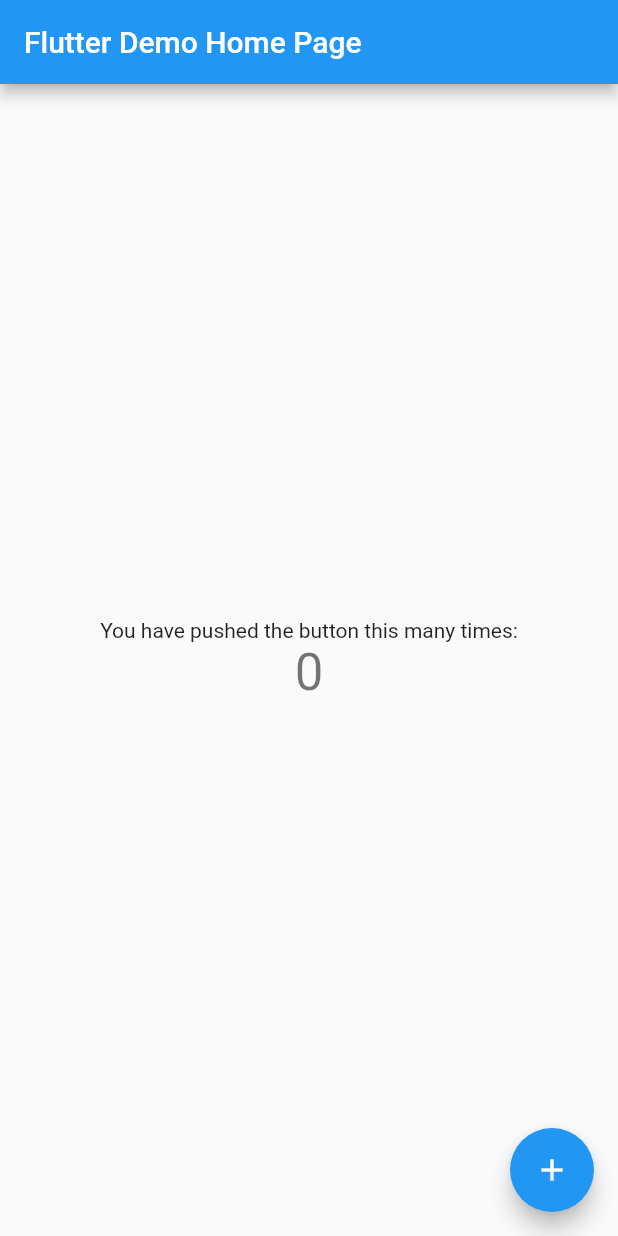
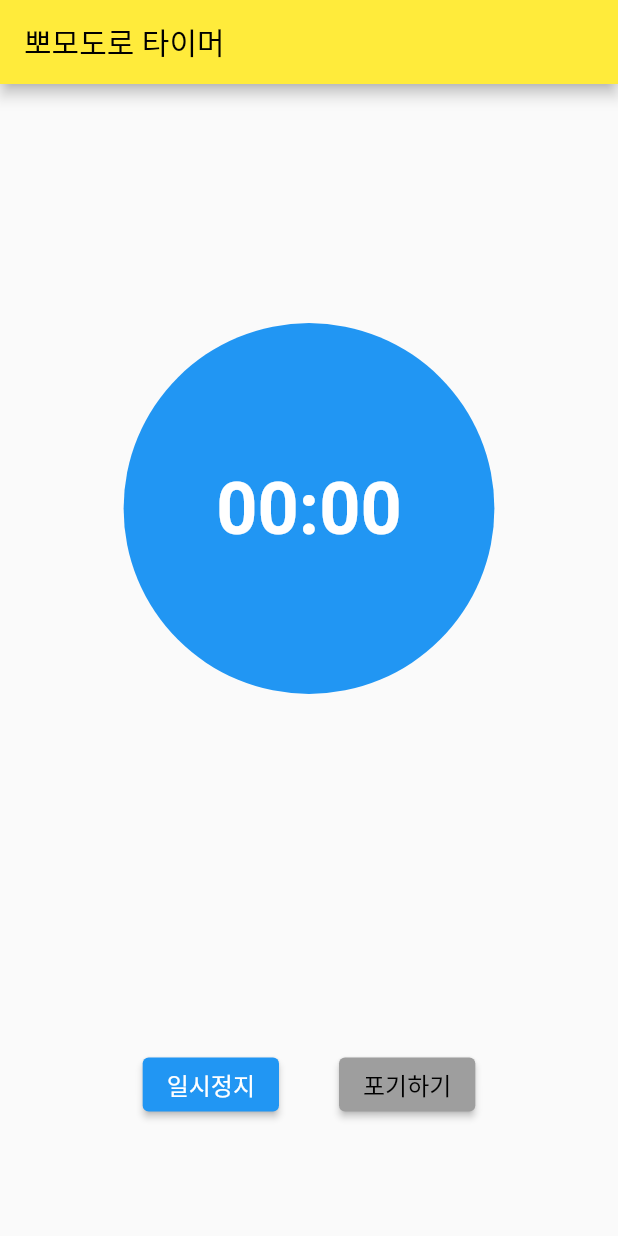
Before and after one commit to imiswest/Flutter_timer, a Flutter app: the screen it shows after launch, on a phone screen of 412 x 824 dp. Run offline on Flutter 3.47's test engine with Material 2 defaults, Android fonts, the phone set to English and light mode, and no system bars.

Commit message:
~p.196 UI 작성 완료

```diff
--- a/lib/main.dart
+++ b/lib/main.dart
@@ -1,115 +1,20 @@
 import 'package:flutter/material.dart';
+import 'package:flutter_timer/screens/timer_screen.dart';
 
 void main() {
-  runApp(const MyApp());
+  runApp(MyApp());
 }
 
 class MyApp extends StatelessWidget {
-  const MyApp({super.key});
 
-  // This widget is the root of your application.
   @override
   Widget build(BuildContext context) {
     return MaterialApp(
       title: 'Flutter Demo',
       theme: ThemeData(
-        // This is the theme of your application.
-        //
-        // Try running your application with "flutter run". You'll see the
-        // application has a blue toolbar. Then, without quitting the app, try
-        // changing the primarySwatch below to Colors.green and then invoke
-        // "hot reload" (press "r" in the console where you ran "flutter run",
-        // or simply save your changes to "hot reload" in a Flutter IDE).
-        // Notice that the counter didn't reset back to zero; the application
-        // is not restarted.
-        primarySwatch: Colors.blue,
+        primarySwatch: Colors.yellow,
       ),
-      home: const MyHomePage(title: 'Flutter Demo Home Page'),
+      home: TimerScreen(),
     );
   }
 }
-
-class MyHomePage extends StatefulWidget {
-  const MyHomePage({super.key, required this.title});
-
-  // This widget is the home page of your application. It is stateful, meaning
-  // that it has a State object (defined below) that contains fields that affect
-  // how it looks.
-
-  // This class is the configuration for the state. It holds the values (in this
-  // case the title) provided by the parent (in this case the App widget) and
-  // used by the build method of the State. Fields in a Widget subclass are
-  // always marked "final".
-
-  final String title;
-
-  @override
-  State<MyHomePage> createState() => _MyHomePageState();
-}
-
-class _MyHomePageState extends State<MyHomePage> {
-  int _counter = 0;
-
-  void _incrementCounter() {
-    setState(() {
-      // This call to setState tells the Flutter framework that something has
-      // changed in this State, which causes it to rerun the build method below
-      // so that the display can reflect the updated values. If we changed
-      // _counter without calling setState(), then the build method would not be
-      // called again, and so nothing would appear to happen.
-      _counter++;
-    });
-  }
-
-  @override
-  Widget build(BuildContext context) {
-    // This method is rerun every time setState is called, for instance as done
-    // by the _incrementCounter method above.
-    //
-    // The Flutter framework has been optimized to make rerunning build methods
-    // fast, so that you can just rebuild anything that needs updating rather
-    // than having to individually change instances of widgets.
-    return Scaffold(
-      appBar: AppBar(
-        // Here we take the value from the MyHomePage object that was created by
-        // the App.build method, and use it to set our appbar title.
-        title: Text(widget.title),
-      ),
-      body: Center(
-        // Center is a layout widget. It takes a single child and positions it
-        // in the middle of the parent.
-        child: Column(
-          // Column is also a layout widget. It takes a list of children and
-          // arranges them vertically. By default, it sizes itself to fit its
-          // children horizontally, and tries to be as tall as its parent.
-          //
-          // Invoke "debug painting" (press "p" in the console, choose the
-          // "Toggle Debug Paint" action from the Flutter Inspector in Android
-          // Studio, or the "Toggle Debug Paint" command in Visual Studio Code)
-          // to see the wireframe for each widget.
-          //
-          // Column has various properties to control how it sizes itself and
-          // how it positions its children. Here we use mainAxisAlignment to
-          // center the children vertically; the main axis here is the vertical
-          // axis because Columns are vertical (the cross axis would be
-          // horizontal).
-          mainAxisAlignment: MainAxisAlignment.center,
-          children: <Widget>[
-            const Text(
-              'You have pushed the button this many times:',
-            ),
-            Text(
-              '$_counter',
-              style: Theme.of(context).textTheme.headline4,
-            ),
-          ],
-        ),
-      ),
-      floatingActionButton: FloatingActionButton(
-        onPressed: _incrementCounter,
-        tooltip: 'Increment',
-        child: const Icon(Icons.add),
-      ), // This trailing comma makes auto-formatting nicer for build methods.
-    );
-  }
-}
--- /dev/null
+++ b/lib/screens/timer_screen.dart
@@ -0,0 +1,84 @@
+import 'package:flutter/material.dart';
+
+class TimerScreen extends StatefulWidget {
+  @override
+  _TimerScreenState createState() => _TimerScreenState();
+}
+
+/// <삼항연산자>  조건 ? 참일때 실행할 문장 : 거짓일때 실행할 문장
+
+class _TimerScreenState extends State<TimerScreen> {
+  @override
+  Widget build(BuildContext context) {
+    final List<Widget> _runningButtons = [
+      ElevatedButton(
+        child: Text(
+          1 == 2 ? '계속하기' : '일시정지', //일시정지 중? 계속하기 : 일시정지
+          style: TextStyle(color: Colors.white, fontSize: 16),
+        ),
+        style: ElevatedButton.styleFrom(primary: Colors.blue),
+        onPressed: () {},
+      ),
+      Padding(padding: EdgeInsets.all(20)),
+      ElevatedButton(
+        child: Text(
+          '포기하기',
+          style: TextStyle(fontSize: 16),
+        ),
+        style: ElevatedButton.styleFrom(primary: Colors.grey),
+        onPressed: () {},
+      ),
+    ];
+
+    final List<Widget> _stoppedButtons = [
+      ElevatedButton(
+        child: Text(
+          '시작하기',
+          style: TextStyle(color: Colors.white, fontSize: 16),
+        ),
+        style: ElevatedButton.styleFrom(
+          primary: 1 == 2 ? Colors.green : Colors.blue, //휴식중? 녹색 : 파란색
+        ),
+        onPressed: () {},
+      )
+    ];
+
+    return Scaffold(
+      appBar: AppBar(
+        title: Text('뽀모도로 타이머'),
+      ),
+      body: Column(
+        mainAxisAlignment: MainAxisAlignment.spaceAround,
+        children: [
+          Container(
+            height: MediaQuery.of(context).size.height * 0.5,
+            width: MediaQuery.of(context).size.width * 0.6,
+            child: Center(
+              child: Text(
+                '00:00',
+                style: TextStyle(
+                  color: Colors.white,
+                  fontSize: 48,
+                  fontWeight: FontWeight.bold,
+                ),
+              ),
+            ),
+            decoration: BoxDecoration(
+              shape: BoxShape.circle,
+              color: 1 == 2 ? Colors.green : Colors.blue, // 휴식중? 녹색 : 파란색
+            ),
+          ),
+
+          Row(
+            mainAxisAlignment: MainAxisAlignment.center,
+            children: 1 == 2 //휴식중? 버튼없음 : 버튼 있음
+                ? const []
+                : 1 == 2 //정지? 정지 중 버튼 : 작업 중 버튼
+                    ? _stoppedButtons
+                    : _runningButtons,
+          )
+        ],
+      ),
+    );
+  }
+}
```
Also changed, not shown: 1 other file.
